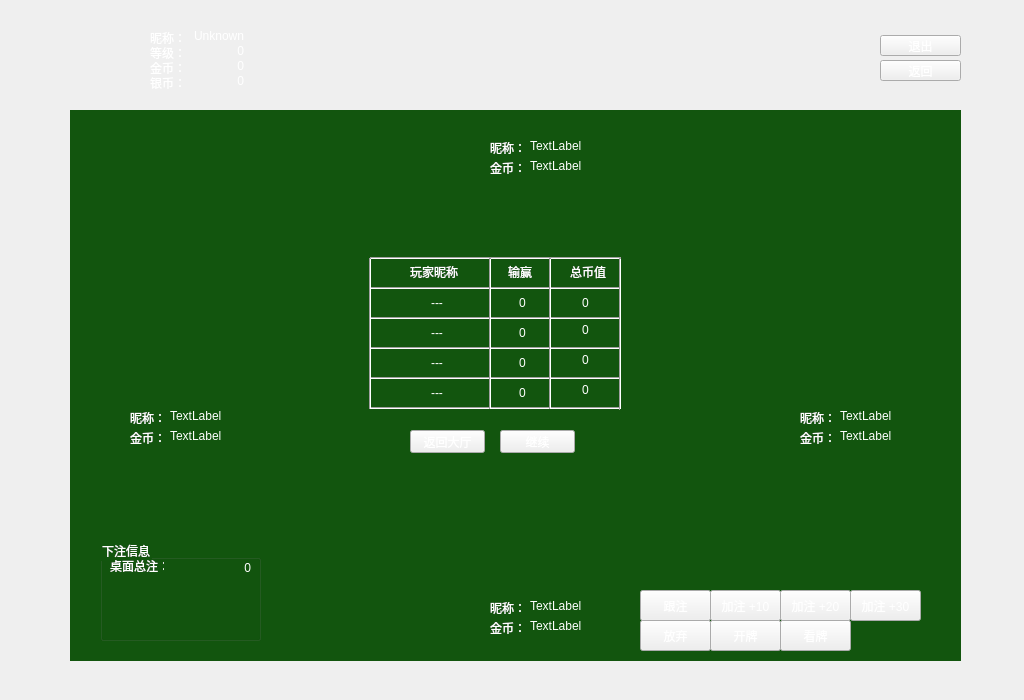
Qt form QTProject/Client/zjh.ui (aldenpang/zhajinhua-project) before a commit.
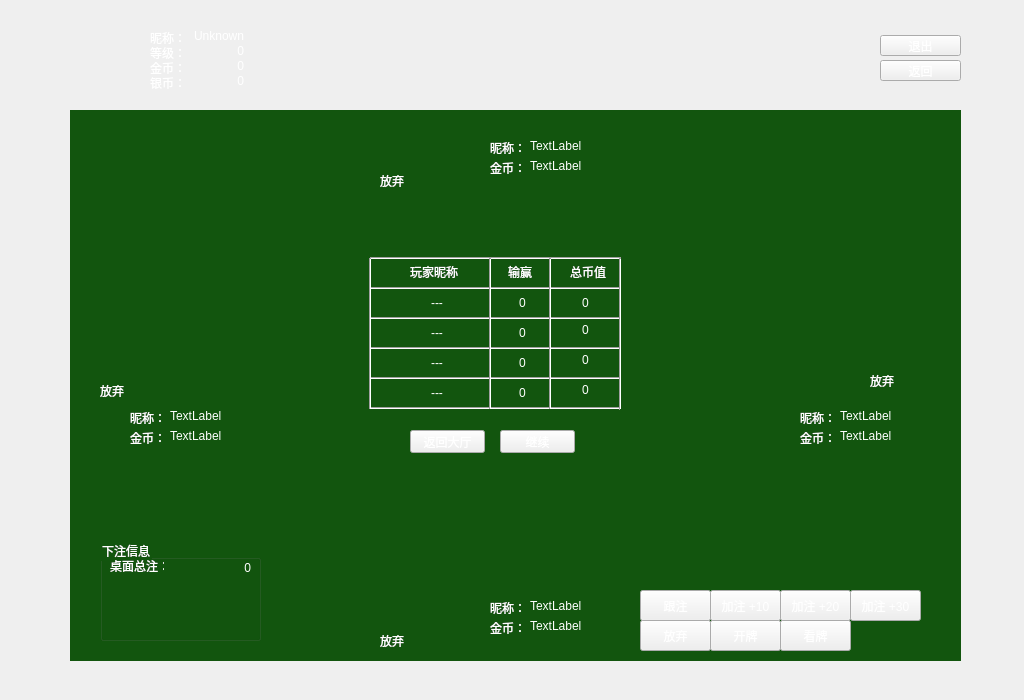
The same form after that commit. Icons and pictures are not drawn.

```diff
--- a/QTProject/Client/zjh.ui
+++ b/QTProject/Client/zjh.ui
@@ -1152,6 +1152,58 @@
     <string/>
    </property>
   </widget>
+  <widget class="QLabel" name="giveup_1">
+   <property name="geometry">
+    <rect>
+     <x>870</x>
+     <y>370</y>
+     <width>31</width>
+     <height>21</height>
+    </rect>
+   </property>
+   <property name="text">
+    <string>放弃</string>
+   </property>
+  </widget>
+  <widget class="QLabel" name="giveup_0">
+   <property name="geometry">
+    <rect>
+     <x>380</x>
+     <y>170</y>
+     <width>31</width>
+     <height>21</height>
+    </rect>
+   </property>
+   <property name="text">
+    <string>放弃</string>
+   </property>
+  </widget>
+  <widget class="QLabel" name="giveup_2">
+   <property name="geometry">
+    <rect>
+     <x>380</x>
+     <y>630</y>
+     <width>31</width>
+     <height>21</height>
+    </rect>
+   </property>
+   <property name="text">
+    <string>放弃</string>
+   </property>
+  </widget>
+  <widget class="QLabel" name="giveup_3">
+   <property name="geometry">
+    <rect>
+     <x>100</x>
+     <y>380</y>
+     <width>31</width>
+     <height>21</height>
+    </rect>
+   </property>
+   <property name="text">
+    <string>放弃</string>
+   </property>
+  </widget>
  </widget>
  <resources>
   <include location="client.qrc"/>
```
